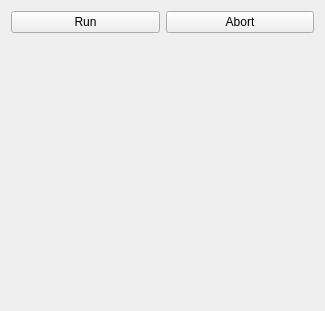
Qt form OpenLIFUSonicationControl/Resources/UI/OpenLIFUSonicationControl.ui (arhowe00/SlicerOpenLIFU) before a commit.
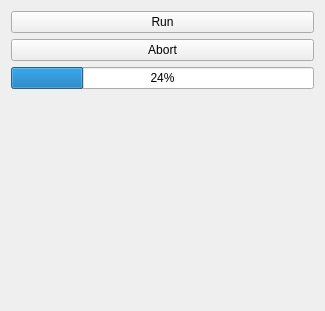
The same form after that commit. Custom widgets are drawn as their Qt base class.

Commit message: Add run progress bar (#87)

Diff of the .ui file:
```diff
--- a/OpenLIFUSonicationControl/Resources/UI/OpenLIFUSonicationControl.ui
+++ b/OpenLIFUSonicationControl/Resources/UI/OpenLIFUSonicationControl.ui
@@ -10,22 +10,29 @@
     <height>311</height>
    </rect>
   </property>
-  <layout class="QGridLayout" name="gridLayout">
-   <item row="0" column="2">
-    <widget class="QPushButton" name="abortPushButton">
-     <property name="text">
-      <string>Abort</string>
-     </property>
-    </widget>
-   </item>
-   <item row="0" column="0">
+  <layout class="QVBoxLayout" name="verticalLayout_2">
+   <item>
     <widget class="QPushButton" name="runPushButton">
      <property name="text">
       <string>Run</string>
      </property>
     </widget>
    </item>
-   <item row="1" column="2">
+   <item>
+    <widget class="QPushButton" name="abortPushButton">
+     <property name="text">
+      <string>Abort</string>
+     </property>
+    </widget>
+   </item>
+   <item>
+    <widget class="QProgressBar" name="runProgressBar">
+     <property name="value">
+      <number>24</number>
+     </property>
+    </widget>
+   </item>
+   <item>
     <spacer name="verticalSpacer">
      <property name="orientation">
       <enum>Qt::Vertical</enum>
```
The commit also changes 1 other file.
